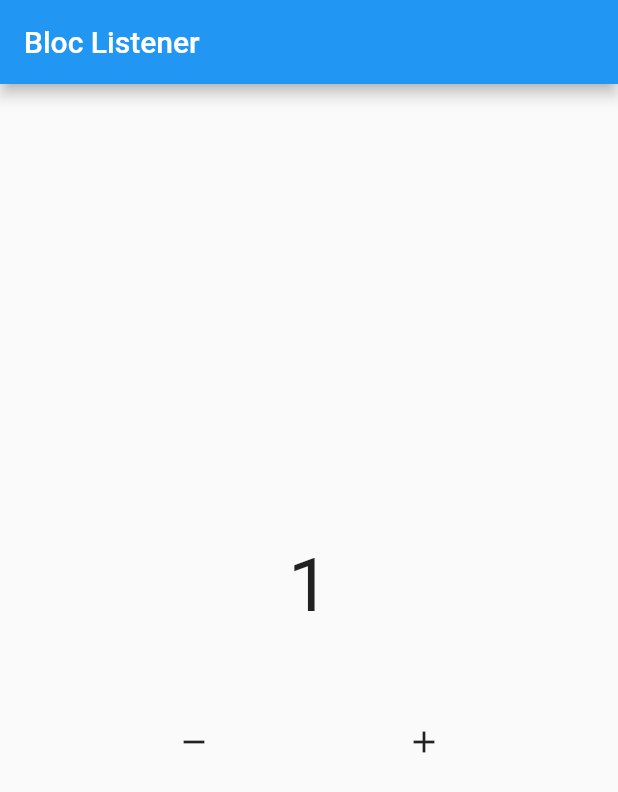
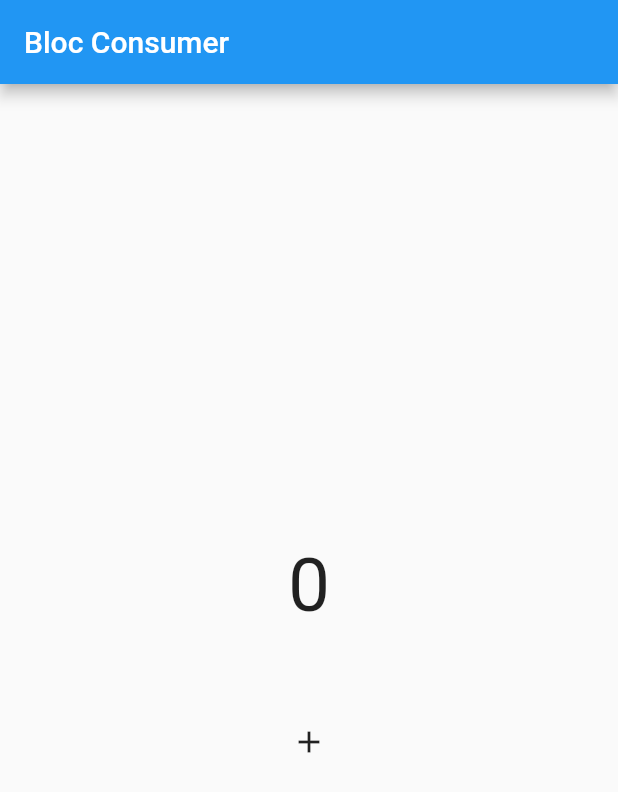
Before and after one commit to arqomanwar/latihan_bloc, a Flutter app: the screen it shows after launch, after a tap on the "add" icon, on a phone screen of 412 x 824 dp. Shown: the top 792 px of the screen. Run offline on Flutter 3.47's test engine with Material 2 defaults, Android fonts, the light colour scheme and no system bars; our stand-ins replace bloc, flutter_bloc; missing offline and left inert: dart:html.

Commit message:
konsep blocconsumer

```diff
--- /dev/null
+++ b/latihan_bloc/lib/lessons/bloc_consumer_page.dart
@@ -0,0 +1,61 @@
+import 'package:flutter_bloc/flutter_bloc.dart';
+
+import 'bloc/counter.dart';
+import 'package:flutter/material.dart';
+
+class BlocConsumerPage extends StatelessWidget {
+  BlocConsumerPage({super.key});
+
+  final Counter myCounter = Counter();
+
+  @override
+  Widget build(BuildContext context) {
+    return Scaffold(
+      appBar: AppBar(title: const Text("Bloc Consumer")),
+      body: Column(
+        mainAxisAlignment: MainAxisAlignment.center,
+        children: [
+          BlocConsumer<Counter, int>(
+            bloc: myCounter,
+            builder: (context, state) {
+              return Text(
+                "$state",
+                style: const TextStyle(fontSize: 50),
+              );
+            },
+            listener: (context, state) {
+              ScaffoldMessenger.of(context).showSnackBar(SnackBar(
+                content: Text("TAMPILKAN $state GENAP"),
+                duration: const Duration(seconds: 1),
+              ));
+            },
+            buildWhen: (previous, current) {
+              if (current >= 10) {
+                return true;
+              } else {
+                return false;
+              }
+            },
+            listenWhen: (previous, current) {
+              if (current % 2 == 0) {
+                return true;
+              } else {
+                return false;
+              }
+            },
+          ),
+          const SizedBox(height: 50),
+          Row(
+            mainAxisAlignment: MainAxisAlignment.spaceEvenly,
+            children: [
+              IconButton(
+                onPressed: myCounter.increment,
+                icon: const Icon(Icons.add),
+              ),
+            ],
+          ),
+        ],
+      ),
+    );
+  }
+}
--- a/latihan_bloc/lib/main.dart
+++ b/latihan_bloc/lib/main.dart
@@ -1,5 +1,5 @@
 import 'package:flutter/material.dart';
-import 'lessons/bloc_listener_page.dart';
+import 'lessons/bloc_consumer_page.dart';
 
 void main() {
   runApp(const MyApp());
@@ -13,7 +13,7 @@
   Widget build(BuildContext context) {
     return MaterialApp(
       debugShowCheckedModeBanner: false,
-      home: BlocListenerPage(),
+      home: BlocConsumerPage(),
     );
   }
 }
```
